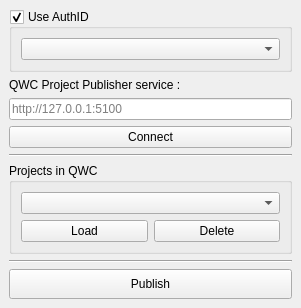
Old version of the form project_publisher_dockwidget_base.ui in the repository naub1n/QGIS_Project_Publisher.
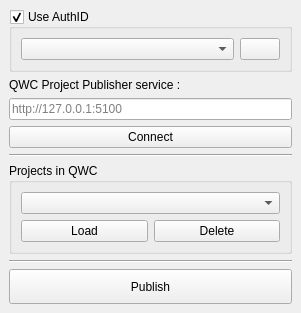
New version of the form.

Commit message: Add refresh Auth IDs button

What changed in the file:
```diff
--- a/project_publisher_dockwidget_base.ui
+++ b/project_publisher_dockwidget_base.ui
@@ -7,7 +7,7 @@
     <x>0</x>
     <y>0</y>
     <width>301</width>
-    <height>308</height>
+    <height>313</height>
    </rect>
   </property>
   <property name="windowTitle">
@@ -25,7 +25,24 @@
       </property>
       <layout class="QVBoxLayout" name="verticalLayout_2">
        <item>
-        <widget class="QComboBox" name="qtcbx_auth_ids"/>
+        <layout class="QHBoxLayout" name="horizontalLayout">
+         <item>
+          <widget class="QComboBox" name="qtcbx_auth_ids"/>
+         </item>
+         <item>
+          <widget class="QPushButton" name="qtbtn_refresh_auth">
+           <property name="sizePolicy">
+            <sizepolicy hsizetype="Maximum" vsizetype="Fixed">
+             <horstretch>0</horstretch>
+             <verstretch>0</verstretch>
+            </sizepolicy>
+           </property>
+           <property name="text">
+            <string/>
+           </property>
+          </widget>
+         </item>
+        </layout>
        </item>
       </layout>
      </widget>
```
The commit also changes 1 other file.
